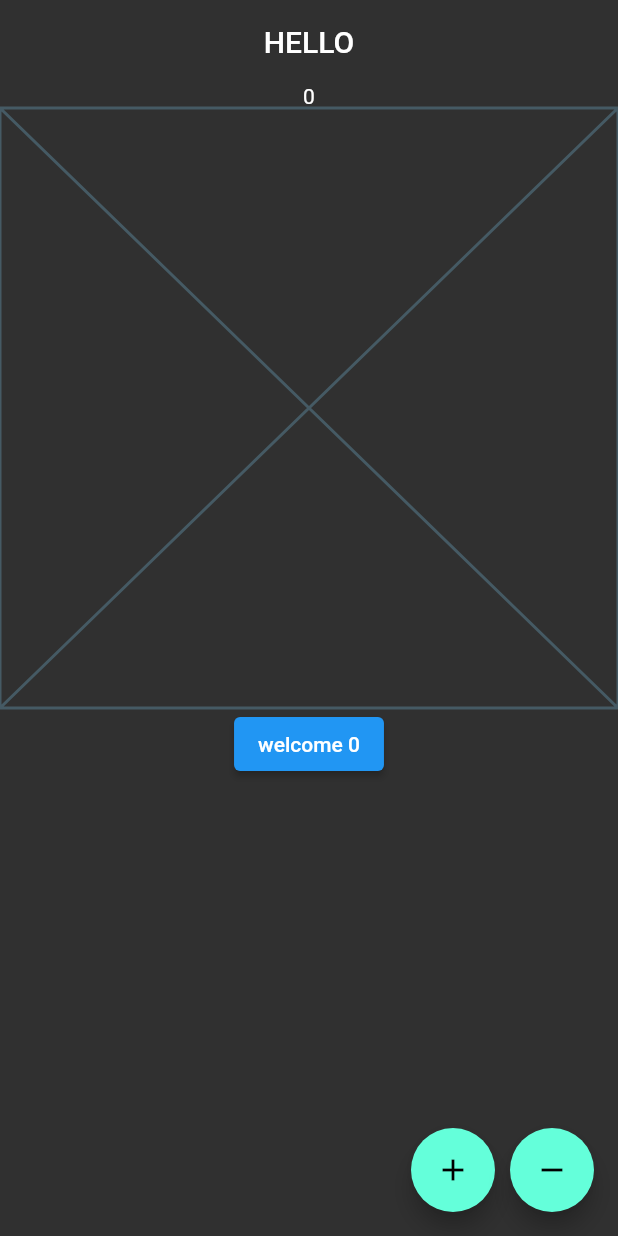
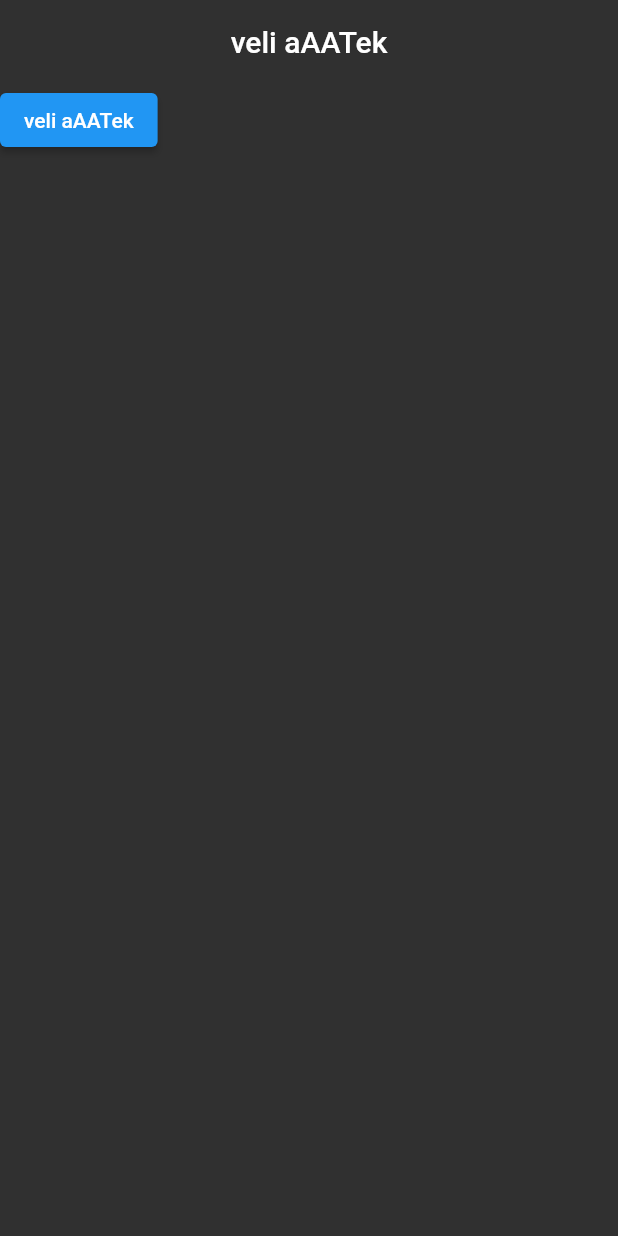
Before and after one commit to Deniz000/FlutterHints-Vb, a Flutter app: the screen it shows after launch, on a phone screen of 412 x 824 dp. Run offline on Flutter 3.47's test engine with Material 2 defaults, Android fonts, the phone set to English and light mode, and no system bars.

Commit message:
video 6.02

```diff
--- /dev/null
+++ b/lib/101/statefull_life_cycle.dart
@@ -0,0 +1,42 @@
+import 'package:flutter/material.dart';
+
+class StetefullLifeView extends StatefulWidget {
+  const StetefullLifeView({super.key, required this.message});
+  final String message;
+
+  @override
+  State<StetefullLifeView> createState() => StetefullLifeViewState();
+}
+
+class StetefullLifeViewState extends State<StetefullLifeView> {
+  String _message = '';
+  late final bool _isOdd; //contructor anında değerini alacak
+  // init state daha ekran açılmadan önce değerini alacak ve sabitlemiş olacak
+  //mesaj tekse yanına tek yoksa çift yaz
+  void initState() {
+    super.initState();
+    _message = widget.message;
+    _isOdd = widget.message.length.isOdd;
+    _computeName();
+  }
+
+  void _computeName() {
+    if (_isOdd) {
+      _message += 'Çift';
+    } else {
+      _message += 'Tek';
+    }
+  }
+
+  @override
+  Widget build(BuildContext context) {
+    return Scaffold(
+      appBar: AppBar(
+        title: Text(_message),
+      ),
+      body: _isOdd
+          ? TextButton(onPressed: (() {}), child: Text(_message))
+          : ElevatedButton(onPressed: (() {}), child: Text(_message)),
+    );
+  }
+}
--- a/lib/main.dart
+++ b/lib/main.dart
@@ -3,8 +3,10 @@ import 'package:flutter/services.dart';
 
 import '101/column_row_learn.dart';
 import '101/list_tite.dart';
+import '101/page_view_learn.dart';
 import '101/stack_lear.dart';
 import '101/stateful_learn.dart';
+import '101/statefull_life_cycle.dart';
 import 'core/random_image.dart';
 import 'demos/stack_demo_view.dart';
 
@@ -30,7 +32,8 @@ class MyApp extends StatelessWidget {
             elevation: 0,
             systemOverlayStyle: SystemUiOverlayStyle.light,
           )),
-      home: const StatefullLearn(),
+      home: const StetefullLifeView(message: 'veli aAA'),
+      //58.28
     );
   }
 }
```
Also changed, not shown: lib/101/page_view_learn.dart (added, +66 -0 lines).
